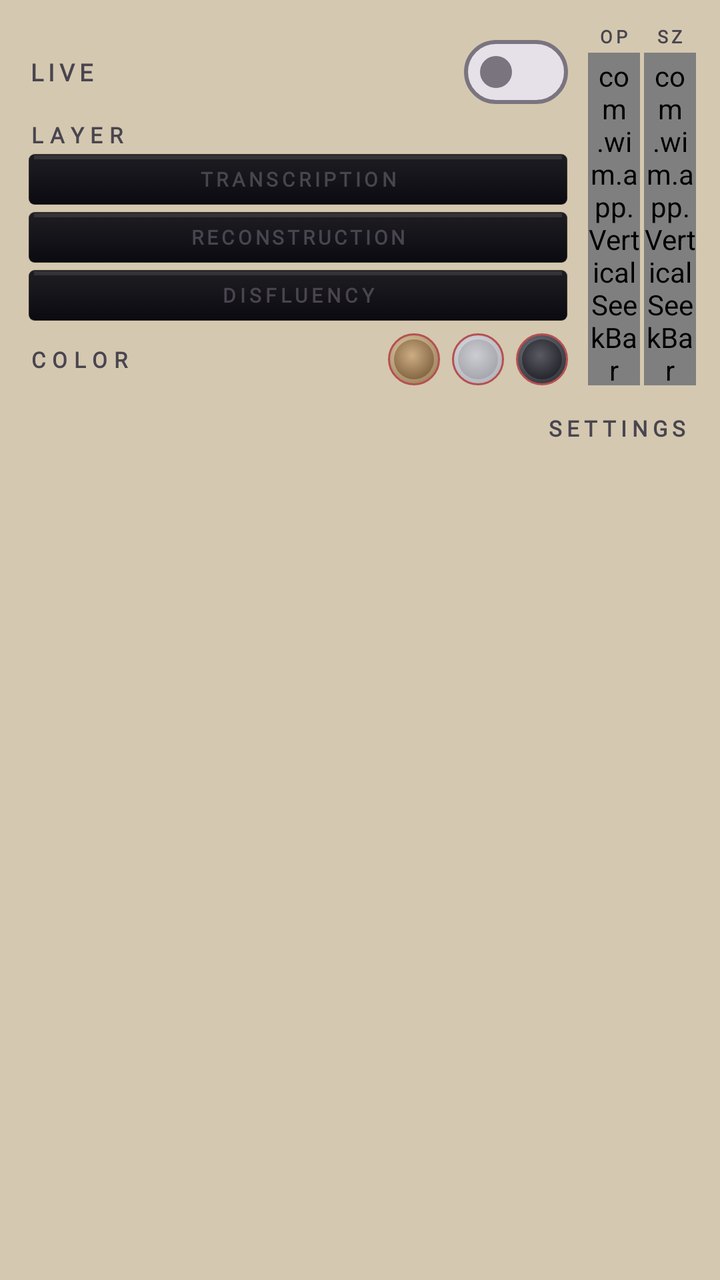
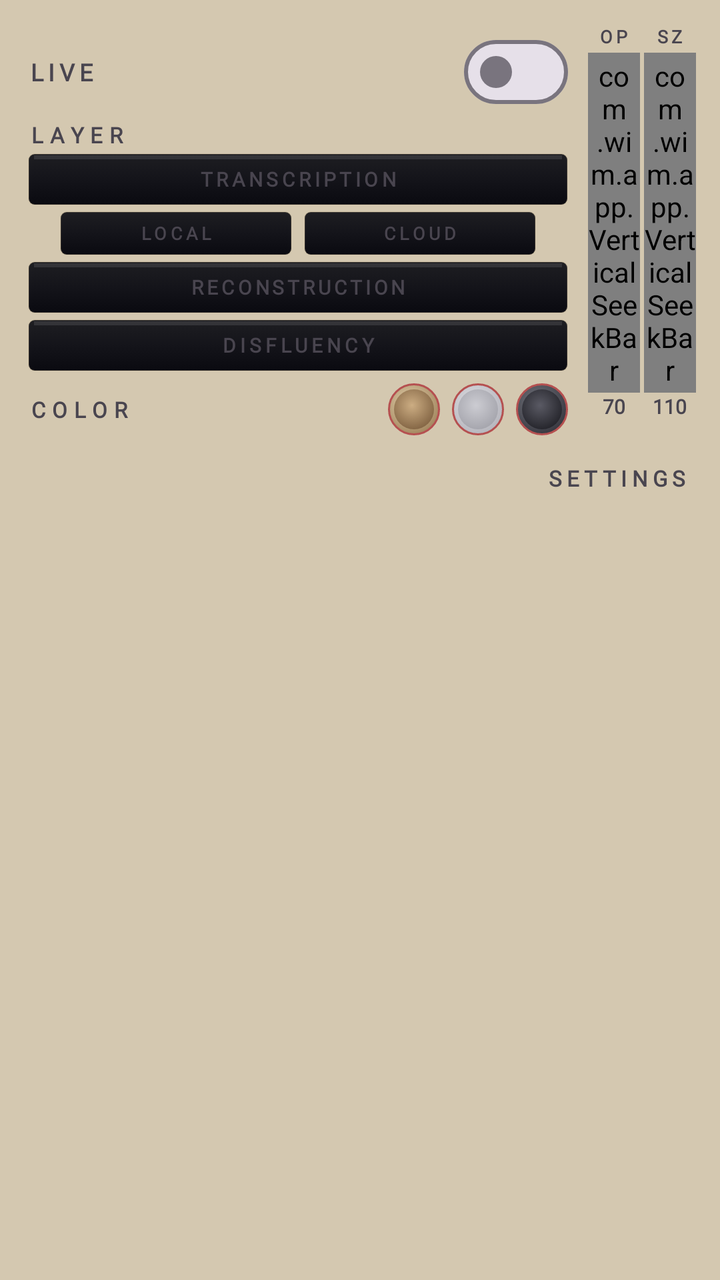

Before-and-after screenshots of an Android layout around one commit, followed by the original layout XML and the change that was made.
<!-- AndroidManifest.xml: application theme Theme.WhatIMeant -->
<!-- res/layout/bubble_menu.xml -->
<?xml version="1.0" encoding="utf-8"?>
<LinearLayout xmlns:android="http://schemas.android.com/apk/res/android"
    android:id="@+id/menuRoot"
    android:layout_width="220dp"
    android:layout_height="wrap_content"
    android:orientation="vertical"
    android:elevation="14dp"
    android:paddingStart="14dp"
    android:paddingEnd="12dp"
    android:paddingTop="12dp"
    android:paddingBottom="22dp">

    
    <LinearLayout
        android:layout_width="match_parent"
        android:layout_height="wrap_content"
        android:orientation="horizontal">

        
        <LinearLayout
            android:layout_width="0dp"
            android:layout_weight="1"
            android:layout_height="wrap_content"
            android:orientation="vertical">

            
            <LinearLayout
                android:layout_width="match_parent"
                android:layout_height="wrap_content"
                android:orientation="horizontal"
                android:gravity="center_vertical"
                android:layout_marginBottom="0dp">

                <TextView
                    android:id="@+id/menuLiveLabel"
                    android:layout_width="0dp"
                    android:layout_weight="1"
                    android:layout_height="wrap_content"
                    android:text="LIVE"
                    android:textSize="12sp"
                    android:fontFamily="@font/josefin_sans"
                    android:textStyle="bold"
                    android:letterSpacing="0.20" />

                <com.google.android.material.materialswitch.MaterialSwitch
                    android:id="@+id/menuLiveToggle"
                    android:layout_width="wrap_content"
                    android:layout_height="wrap_content" />
            </LinearLayout>

            

            
            <TextView
                android:id="@+id/menuLayerLabel"
                android:layout_width="match_parent"
                android:layout_height="wrap_content"
                android:text="LAYER"
                android:textSize="11sp"
                android:fontFamily="@font/josefin_sans"
                android:textStyle="bold"
                android:letterSpacing="0.30"
                android:layout_marginBottom="2dp" />

            
            <TextView
                android:id="@+id/menuLayer1"
                android:layout_width="match_parent"
                android:layout_height="26dp"
                android:text="TRANSCRIPTION"
                android:textSize="10sp"
                android:fontFamily="@font/josefin_sans"
                android:textStyle="bold"
                android:gravity="center"
                android:letterSpacing="0.18"
                android:background="@drawable/nameplate_bg"
                android:layout_marginBottom="3dp" />

            <TextView
                android:id="@+id/menuLayer2"
                android:layout_width="match_parent"
                android:layout_height="26dp"
                android:text="RECONSTRUCTION"
                android:textSize="10sp"
                android:fontFamily="@font/josefin_sans"
                android:textStyle="bold"
                android:gravity="center"
                android:letterSpacing="0.16"
                android:background="@drawable/nameplate_bg"
                android:layout_marginBottom="3dp" />

            <TextView
                android:id="@+id/menuLayer4"
                android:layout_width="match_parent"
                android:layout_height="26dp"
                android:text="DISFLUENCY"
                android:textSize="10sp"
                android:fontFamily="@font/josefin_sans"
                android:textStyle="bold"
                android:gravity="center"
                android:letterSpacing="0.20"
                android:background="@drawable/nameplate_bg"
                android:layout_marginBottom="6dp" />

            
            <LinearLayout
                android:layout_width="match_parent"
                android:layout_height="wrap_content"
                android:orientation="horizontal"
                android:gravity="center_vertical">

                <TextView
                    android:id="@+id/menuColorLabel"
                    android:layout_width="0dp"
                    android:layout_weight="1"
                    android:layout_height="wrap_content"
                    android:text="COLOR"
                    android:textSize="11sp"
                    android:fontFamily="@font/josefin_sans"
                    android:textStyle="bold"
                    android:letterSpacing="0.30" />

                <View
                    android:id="@+id/menuThemeBronze"
                    android:layout_width="26dp"
                    android:layout_height="26dp"
                    android:background="@drawable/color_indicator_bronze"
                    android:layout_marginStart="6dp"
                    android:contentDescription="Bronze" />
                <View
                    android:id="@+id/menuThemeAluminum"
                    android:layout_width="26dp"
                    android:layout_height="26dp"
                    android:background="@drawable/color_indicator_silver"
                    android:layout_marginStart="6dp"
                    android:contentDescription="Silver" />
                <View
                    android:id="@+id/menuThemeGunmetal"
                    android:layout_width="26dp"
                    android:layout_height="26dp"
                    android:background="@drawable/color_indicator_gunmetal"
                    android:layout_marginStart="6dp"
                    android:contentDescription="Gunmetal" />
            </LinearLayout>
        </LinearLayout>

        
        <LinearLayout
            android:layout_width="wrap_content"
            android:layout_height="match_parent"
            android:orientation="horizontal"
            android:layout_marginStart="10dp"
            android:gravity="top">

            
            <LinearLayout
                android:layout_width="wrap_content"
                android:layout_height="wrap_content"
                android:orientation="vertical"
                android:gravity="center_horizontal">

                <TextView
                    android:id="@+id/menuOpacityLabel"
                    android:layout_width="wrap_content"
                    android:layout_height="wrap_content"
                    android:text="OP"
                    android:textSize="9sp"
                    android:fontFamily="@font/josefin_sans"
                    android:textStyle="bold"
                    android:letterSpacing="0.20"
                    android:layout_marginBottom="2dp" />

                <com.wim.app.VerticalSeekBar
                    android:id="@+id/menuOpacitySeek"
                    android:layout_width="26dp"
                    android:layout_height="170dp"
                    android:min="20"
                    android:max="100"
                    android:progress="70"
                    android:thumb="@drawable/fader_thumb"
                    android:splitTrack="false"
                    android:paddingTop="0dp"
                    android:paddingBottom="0dp" />

                <TextView
                    android:id="@+id/menuOpacityValue"
                    android:layout_width="wrap_content"
                    android:layout_height="wrap_content"
                    android:text="70"
                    android:textSize="10sp"
                    android:fontFamily="@font/josefin_sans"
                    android:textStyle="bold"
                    android:layout_marginTop="0dp" />
            </LinearLayout>

            
            <LinearLayout
                android:layout_width="wrap_content"
                android:layout_height="wrap_content"
                android:orientation="vertical"
                android:gravity="center_horizontal"
                android:layout_marginStart="2dp">

                <TextView
                    android:id="@+id/menuSizeLabel"
                    android:layout_width="wrap_content"
                    android:layout_height="wrap_content"
                    android:text="SZ"
                    android:textSize="9sp"
                    android:fontFamily="@font/josefin_sans"
                    android:textStyle="bold"
                    android:letterSpacing="0.20"
                    android:layout_marginBottom="2dp" />

                <com.wim.app.VerticalSeekBar
                    android:id="@+id/menuSizeSeek"
                    android:layout_width="26dp"
                    android:layout_height="170dp"
                    android:min="70"
                    android:max="150"
                    android:progress="110"
                    android:thumb="@drawable/fader_thumb"
                    android:splitTrack="false"
                    android:paddingTop="0dp"
                    android:paddingBottom="0dp" />

                <TextView
                    android:id="@+id/menuSizeValue"
                    android:layout_width="wrap_content"
                    android:layout_height="wrap_content"
                    android:text="110"
                    android:textSize="10sp"
                    android:fontFamily="@font/josefin_sans"
                    android:textStyle="bold"
                    android:layout_marginTop="0dp" />
            </LinearLayout>
        </LinearLayout>
    </LinearLayout>

    
    <LinearLayout
        android:layout_width="match_parent"
        android:layout_height="wrap_content"
        android:orientation="horizontal"
        android:gravity="end"
        android:layout_marginTop="10dp">

        <TextView
            android:id="@+id/menuOpenSettings"
            android:layout_width="wrap_content"
            android:layout_height="wrap_content"
            android:text="SETTINGS"
            android:textSize="11sp"
            android:fontFamily="@font/josefin_sans"
            android:textStyle="bold"
            android:letterSpacing="0.22"
            android:padding="4dp" />
    </LinearLayout>
</LinearLayout>
<!-- resources referenced by this layout -->
<resources>
  <!-- drawable fader_thumb (drawable) -->
  <?xml version="1.0" encoding="utf-8"?>
  <layer-list xmlns:android="http://schemas.android.com/apk/res/android">
      
      <item>
          <shape android:shape="rectangle">
              <gradient
                  android:startColor="#FFE0D4B0"
                  android:centerColor="#FFC8B48A"
                  android:endColor="#FF8A7656"
                  android:angle="270" />
              <corners android:radius="3dp" />
              <stroke android:width="0.7dp" android:color="#FF1A0F08" />
              <size android:width="20dp" android:height="20dp" />
          </shape>
      </item>
      
      <item android:top="9dp" android:bottom="9dp" android:left="3dp" android:right="3dp">
          <shape android:shape="rectangle">
              <solid android:color="#FFB55050" />
          </shape>
      </item>
      
      <item android:top="2dp" android:bottom="15dp" android:left="3dp" android:right="3dp">
          <shape android:shape="rectangle">
              <solid android:color="#66FFFFFF" />
          </shape>
      </item>
  </layer-list>
  <style name="Theme.WhatIMeant" parent="Theme.Material3.DayNight.NoActionBar">
          <item name="colorPrimary">@color/red_primary</item>
          <item name="colorOnPrimary">@color/text_white</item>
          <item name="colorPrimaryContainer">@color/bg_surface</item>
          <item name="colorOnPrimaryContainer">@color/text_primary</item>
          <item name="colorSecondary">@color/bg_surface</item>
          <item name="colorSurface">@color/bg_base</item>
          <item name="colorOnSurface">@color/text_primary</item>
          <item name="android:windowBackground">@color/bg_base</item>
          <item name="android:statusBarColor">@color/bg_surface</item>
          <item name="android:navigationBarColor">@color/bg_surface</item>
          <item name="android:colorBackground">@color/bg_base</item>
          <item name="android:textColorPrimary">@color/text_primary</item>
          <item name="android:textColorSecondary">@color/text_secondary</item>
          <item name="colorSurfaceVariant">@color/bg_elevated</item>
      </style>
  <color name="red_primary">#FFB91C1C</color>
  <color name="text_white">#FF1A1612</color>
  <color name="bg_surface">#FFE8DDC4</color>
  <color name="text_primary">#FF2A2420</color>
  <color name="bg_base">#FFD4C8B0</color>
  <color name="text_secondary">#FF6B5D4A</color>
  <color name="bg_elevated">#FFF0E8D8</color>
  <!-- unchanged entries left out for length: 4 -->
</resources>

<!-- the commit's change to res/layout/bubble_menu.xml (unified diff, before → after) -->
@@ -75,6 +75,44 @@
                 android:letterSpacing="0.18"
                 android:background="@drawable/nameplate_bg"
                 android:layout_marginBottom="3dp" />
+
+            
+            <LinearLayout
+                android:layout_width="match_parent"
+                android:layout_height="wrap_content"
+                android:orientation="horizontal"
+                android:layout_marginStart="16dp"
+                android:layout_marginEnd="16dp"
+                android:layout_marginBottom="3dp">
+
+                <TextView
+                    android:id="@+id/menuL1Local"
+                    android:layout_width="0dp"
+                    android:layout_weight="1"
+                    android:layout_height="22dp"
+                    android:text="LOCAL"
+                    android:textSize="9sp"
+                    android:fontFamily="@font/josefin_sans"
+                    android:textStyle="bold"
+                    android:gravity="center"
+                    android:letterSpacing="0.20"
+                    android:background="@drawable/nameplate_bg"
+                    android:layout_marginEnd="3dp" />
+
+                <TextView
+                    android:id="@+id/menuL1Cloud"
+                    android:layout_width="0dp"
+                    android:layout_weight="1"
+                    android:layout_height="22dp"
+                    android:text="CLOUD"
+                    android:textSize="9sp"
+                    android:fontFamily="@font/josefin_sans"
+                    android:textStyle="bold"
+                    android:gravity="center"
+                    android:letterSpacing="0.20"
+                    android:background="@drawable/nameplate_bg"
+                    android:layout_marginStart="3dp" />
+            </LinearLayout>
 
             <TextView
                 android:id="@+id/menuLayer2"
